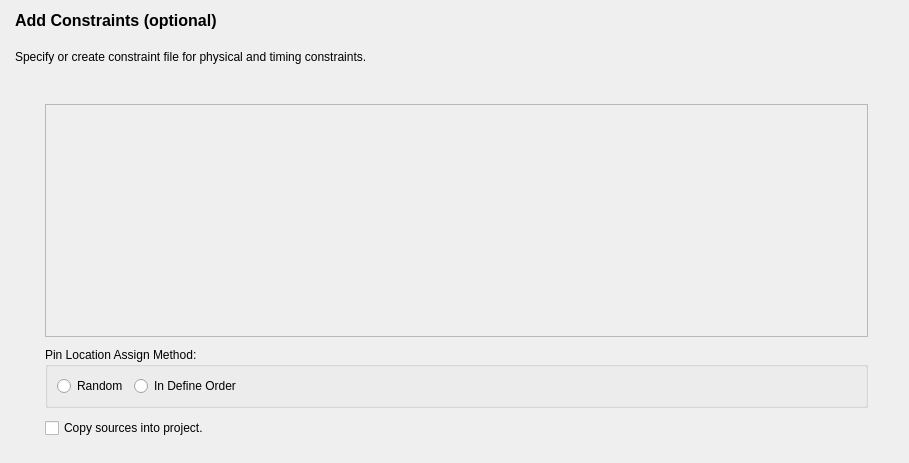
This is src/NewProject/add_constraints_form.ui in os-fpga/FOEDAG as Qt 5 draws it before an edit. The edited form follows.
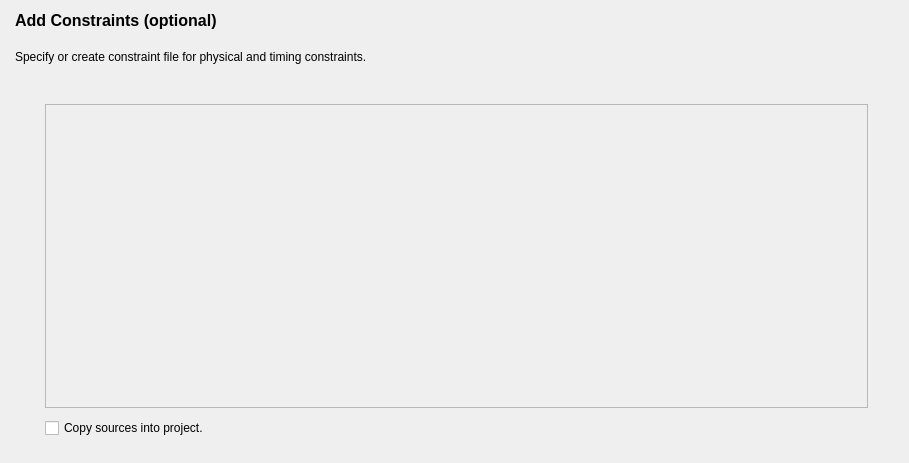
This is the edited form.

```diff
--- a/src/NewProject/add_constraints_form.ui
+++ b/src/NewProject/add_constraints_form.ui
@@ -51,7 +51,7 @@
     </widget>
    </item>
    <item>
-    <layout class="QHBoxLayout" name="horizontalLayout_2" stretch="0">
+    <layout class="QHBoxLayout" name="horizontalLayout_2" stretch="95">
      <property name="spacing">
       <number>0</number>
      </property>
@@ -62,7 +62,7 @@
       <number>30</number>
      </property>
      <item>
-      <layout class="QVBoxLayout" name="verticalLayout" stretch="90,0,10">
+      <layout class="QVBoxLayout" name="verticalLayout" stretch="90,10">
        <property name="spacing">
         <number>10</number>
        </property>
@@ -85,58 +85,6 @@
          </property>
         </widget>
        </item>
-       <item>
-        <widget class="QGroupBox" name="groupBox">
-         <property name="title">
-          <string>Pin Location Assign Method:</string>
-         </property>
-         <layout class="QHBoxLayout" name="horizontalLayout_4">
-          <item>
-           <layout class="QHBoxLayout" name="horizontalLayout_3">
-            <item>
-             <widget class="QRadioButton" name="select_random">
-              <property name="text">
-               <string>Random</string>
-              </property>
-             </widget>
-            </item>
-            <item>
-             <widget class="QRadioButton" name="select_defineOrder">
-              <property name="acceptDrops">
-               <bool>false</bool>
-              </property>
-              <property name="autoFillBackground">
-               <bool>false</bool>
-              </property>
-              <property name="text">
-               <string>In Define Order</string>
-              </property>
-              <property name="checkable">
-               <bool>true</bool>
-              </property>
-              <property name="checked">
-               <bool>false</bool>
-              </property>
-             </widget>
-            </item>
-            <item>
-             <spacer name="horizontalSpacer">
-              <property name="orientation">
-               <enum>Qt::Horizontal</enum>
-              </property>
-              <property name="sizeHint" stdset="0">
-               <size>
-                <width>40</width>
-                <height>20</height>
-               </size>
-              </property>
-             </spacer>
-            </item>
-           </layout>
-          </item>
-         </layout>
-        </widget>
-       </item>
        <item>
         <widget class="QCheckBox" name="m_ckkBoxCopy">
          <property name="text">
```
Left out of the diff: 1 changed line with no effect on the pictures.
